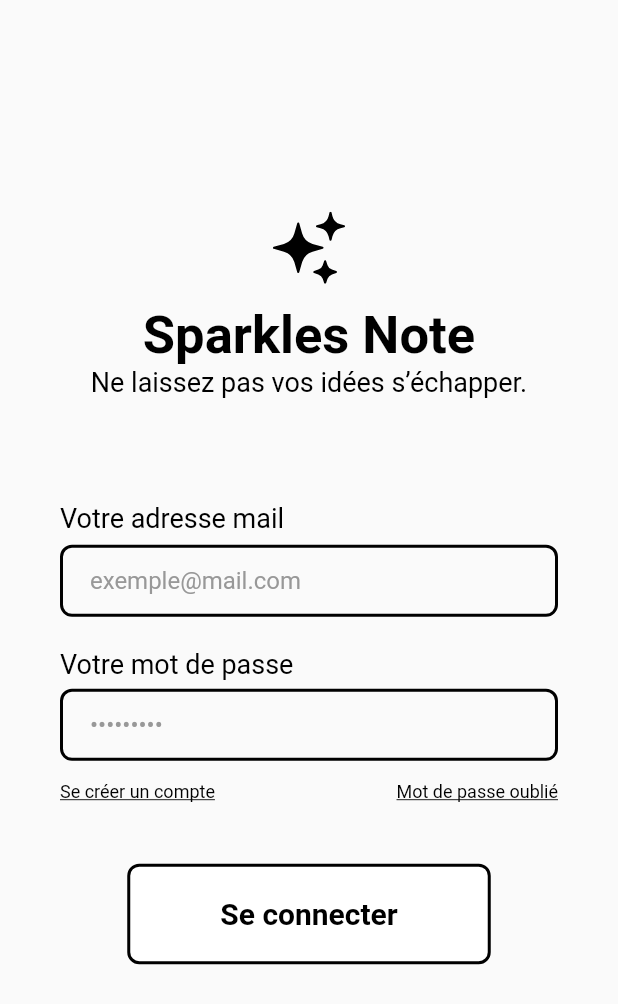
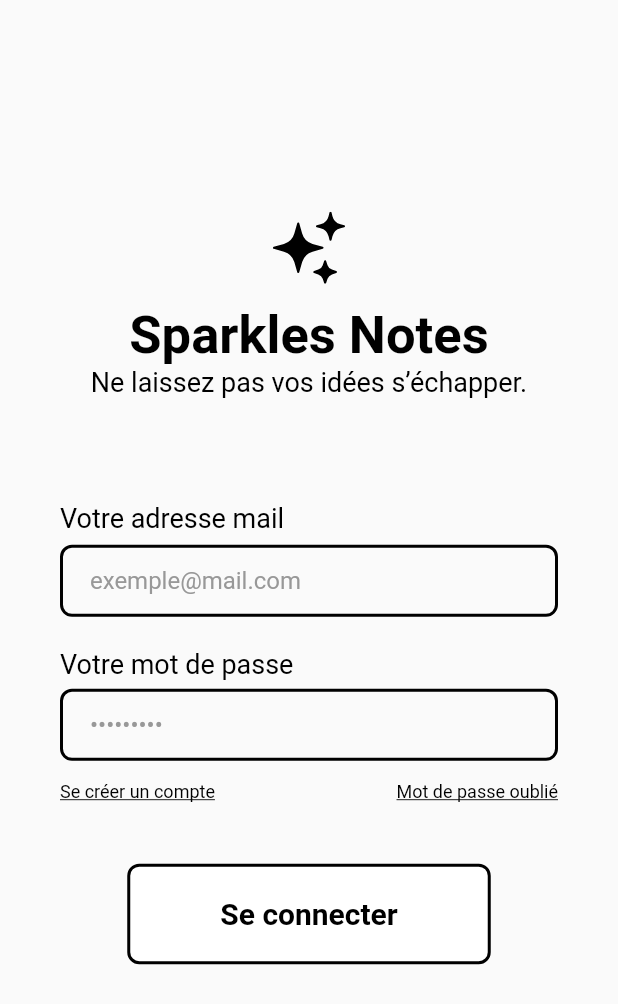
Before and after one commit to blancharSengaVita/examen-dam-janvier-2022-2023-blancharSenga-Vita-projet, a Flutter app: the screen it shows after launch, on a phone screen of 412 x 824 dp. Shown: the top 1004 px of the screen. Run offline on Flutter 3.47's test engine with Material 2 defaults, Android fonts, the phone set to English and light mode, and no system bars; our stand-ins replace cloud_firestore, email_validator, firebase_auth, firebase_core, flutter_svg; accounts and stored records are empty; Roboto replaces fonts that are missing (SF Pro).

Commit message:
Sparkles Notes 1.0 - Finishing readme

```diff
--- a/lib/partials/form/form_header.dart
+++ b/lib/partials/form/form_header.dart
@@ -19,7 +19,7 @@ class FormHeader extends StatelessWidget {
           height: 14,
         ),
         const Text(
-          'Sparkles Note',
+          'Sparkles Notes',
           style: kBigTitleStyle,
         ),
         const Text(
```
Also changed, not shown: pubspec.yaml (+7 -0 lines), assets/pictures/logo.png (added), pubspec.lock, 1 other file.
